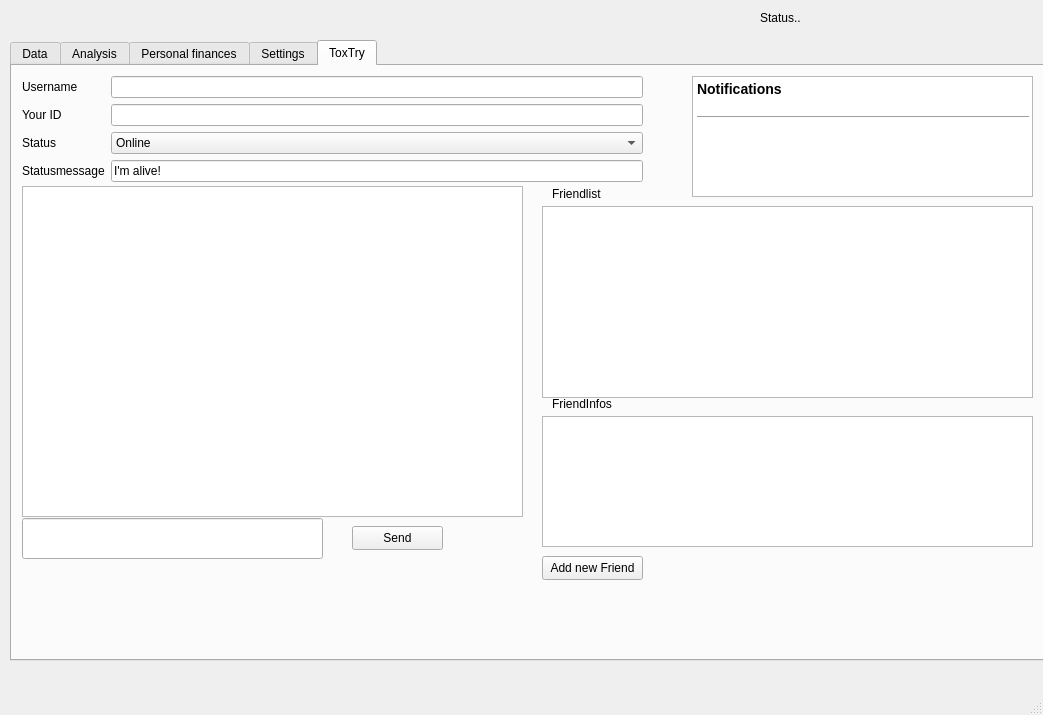
Old version of the form ui/gui.ui in the repository hersche/jobManagement.
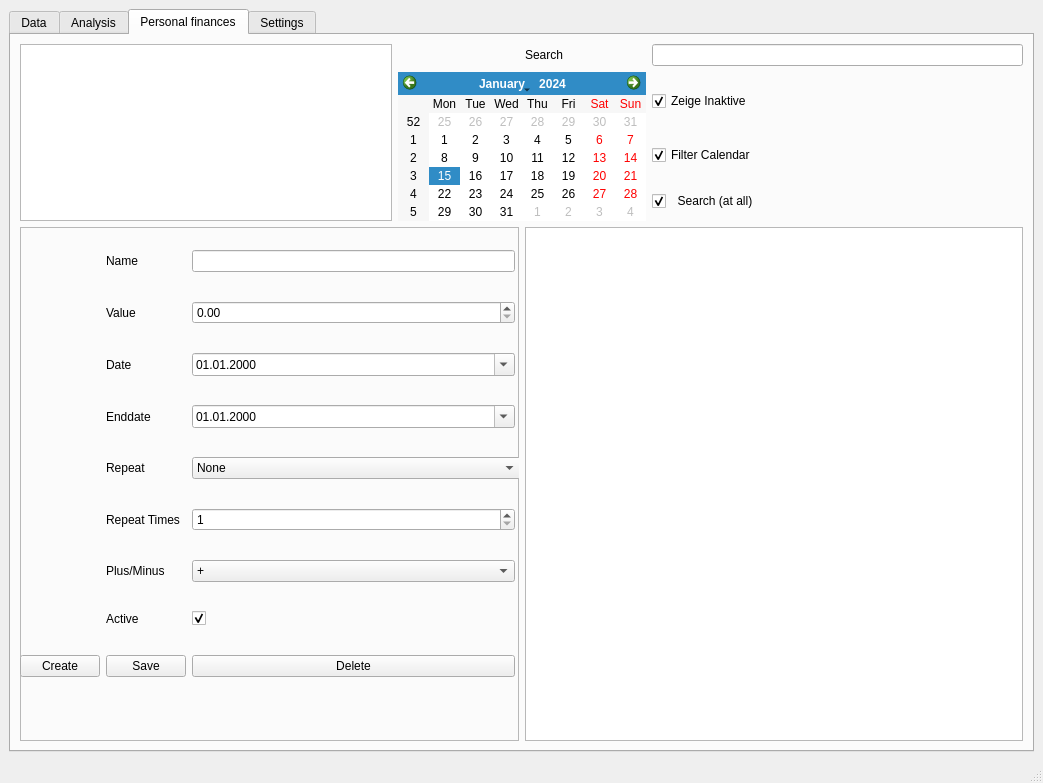
New version of the form. The open tabs and pages were chosen to show the change.

What changed in the file:
```diff
--- a/ui/gui.ui
+++ b/ui/gui.ui
@@ -7,7 +7,7 @@
     <x>0</x>
     <y>0</y>
     <width>1043</width>
-    <height>715</height>
+    <height>783</height>
    </rect>
   </property>
   <property name="sizePolicy">
@@ -26,15 +26,9 @@
      <verstretch>0</verstretch>
     </sizepolicy>
    </property>
+   <layout class="QGridLayout" name="gridLayout_5">
+    <item row="0" column="0">
    <widget class="QTabWidget" name="mainTab">
-    <property name="geometry">
-     <rect>
-      <x>10</x>
-      <y>40</y>
-      <width>1041</width>
-      <height>621</height>
-     </rect>
-    </property>
     <property name="sizePolicy">
      <sizepolicy hsizetype="Expanding" vsizetype="Expanding">
       <horstretch>0</horstretch>
@@ -45,7 +39,7 @@
      <string>&lt;html&gt;&lt;head/&gt;&lt;body&gt;&lt;p&gt;Personal finances&lt;/p&gt;&lt;/body&gt;&lt;/html&gt;</string>
     </property>
     <property name="currentIndex">
-     <number>4</number>
+       <number>2</number>
     </property>
     <widget class="QWidget" name="data">
      <property name="sizePolicy">
@@ -1032,17 +1026,11 @@
      <attribute name="title">
       <string>Analysis</string>
      </attribute>
+       <layout class="QHBoxLayout" name="horizontalLayout_3">
+        <item>
      <widget class="QTabWidget" name="viewTabs">
-      <property name="geometry">
-       <rect>
-        <x>0</x>
-        <y>0</y>
-        <width>1041</width>
-        <height>591</height>
-       </rect>
-      </property>
       <property name="currentIndex">
-       <number>1</number>
+           <number>0</number>
       </property>
       <widget class="QWidget" name="tab_4">
        <attribute name="title">
@@ -1269,28 +1257,8 @@
        <attribute name="title">
         <string>Detailview Company</string>
        </attribute>
-       <widget class="QTextEdit" name="companyViewText">
-        <property name="geometry">
-         <rect>
-          <x>420</x>
-          <y>0</y>
-          <width>551</width>
-          <height>511</height>
-         </rect>
-        </property>
-        <property name="readOnly">
-         <bool>true</bool>
-        </property>
-       </widget>
-       <widget class="QWidget" name="gridLayoutWidget">
-        <property name="geometry">
-         <rect>
-          <x>0</x>
-          <y>0</y>
-          <width>362</width>
-          <height>205</height>
-         </rect>
-        </property>
+           <layout class="QHBoxLayout" name="horizontalLayout_2">
+            <item>
         <layout class="QGridLayout" name="gridLayout">
          <item row="0" column="0">
           <widget class="QComboBox" name="companyViewSelect"/>
@@ -1306,22 +1274,94 @@
           </widget>
          </item>
         </layout>
-       </widget>
-      </widget>
-     </widget>
+            </item>
+            <item>
+             <widget class="QTextEdit" name="companyViewText">
+              <property name="readOnly">
+               <bool>true</bool>
+              </property>
+             </widget>
+            </item>
+           </layout>
+          </widget>
+         </widget>
+        </item>
+       </layout>
     </widget>
     <widget class="QWidget" name="tab_6">
      <attribute name="title">
       <string>Personal finances</string>
      </attribute>
+       <layout class="QGridLayout" name="gridLayout_8">
+        <item row="0" column="0">
+         <layout class="QGridLayout" name="gridLayout_3">
+          <item row="3" column="4">
+           <widget class="QCheckBox" name="pfSearchEnabled">
+            <property name="text">
+             <string>  Search (at all)</string>
+            </property>
+            <property name="checked">
+             <bool>true</bool>
+            </property>
+           </widget>
+          </item>
+          <item row="0" column="4">
+           <widget class="QLineEdit" name="pfSearch"/>
+          </item>
+          <item row="2" column="4">
+           <widget class="QCheckBox" name="pfCalendarEnabled">
+            <property name="text">
+             <string>Filter Calendar</string>
+            </property>
+            <property name="checked">
+             <bool>true</bool>
+            </property>
+           </widget>
+          </item>
+          <item row="1" column="4">
+           <widget class="QCheckBox" name="checkBox">
+            <property name="text">
+             <string>Zeige Inaktive</string>
+            </property>
+            <property name="checked">
+             <bool>true</bool>
+            </property>
+           </widget>
+          </item>
+          <item row="0" column="0" rowspan="4">
+           <widget class="QListWidget" name="pfList"/>
+          </item>
+          <item row="0" column="3">
+           <widget class="QLabel" name="label_39">
+            <property name="text">
+             <string>Search</string>
+            </property>
+           </widget>
+          </item>
+          <item row="1" column="2" rowspan="3" colspan="2">
+           <widget class="QCalendarWidget" name="pfCalendar">
+            <property name="sizePolicy">
+             <sizepolicy hsizetype="Fixed" vsizetype="Preferred">
+              <horstretch>0</horstretch>
+              <verstretch>0</verstretch>
+             </sizepolicy>
+            </property>
+           </widget>
+          </item>
+         </layout>
+        </item>
+        <item row="1" column="0">
+         <layout class="QGridLayout" name="gridLayout_7">
+          <item row="0" column="1">
+           <widget class="QTextEdit" name="pfSummary"/>
+          </item>
+          <item row="0" column="0">
      <widget class="QFrame" name="frame_3">
-      <property name="geometry">
-       <rect>
-        <x>0</x>
-        <y>260</y>
-        <width>471</width>
-        <height>291</height>
-       </rect>
+            <property name="sizePolicy">
+             <sizepolicy hsizetype="Expanding" vsizetype="Expanding">
+              <horstretch>0</horstretch>
+              <verstretch>0</verstretch>
+             </sizepolicy>
       </property>
       <property name="frameShape">
        <enum>QFrame::StyledPanel</enum>
@@ -1332,20 +1372,13 @@
       <widget class="QWidget" name="gridLayoutWidget_2">
        <property name="geometry">
         <rect>
-         <x>10</x>
-         <y>10</y>
-         <width>451</width>
-         <height>251</height>
+               <x>0</x>
+               <y>0</y>
+               <width>501</width>
+               <height>473</height>
         </rect>
        </property>
        <layout class="QGridLayout" name="gridLayout_2">
-        <item row="7" column="1">
-         <widget class="QLabel" name="label_36">
-          <property name="text">
-           <string>Active</string>
-          </property>
-         </widget>
-        </item>
         <item row="1" column="1">
          <widget class="QLabel" name="label_31">
           <property name="text">
@@ -1353,6 +1386,13 @@
           </property>
          </widget>
         </item>
+              <item row="7" column="1">
+               <widget class="QLabel" name="label_36">
+                <property name="text">
+                 <string>Active</string>
+                </property>
+               </widget>
+              </item>
         <item row="2" column="1">
          <widget class="QLabel" name="label_33">
           <property name="text">
@@ -1388,9 +1428,6 @@
           </property>
          </widget>
         </item>
-        <item row="0" column="0" rowspan="8">
-         <widget class="QListWidget" name="pfList"/>
-        </item>
         <item row="0" column="2">
          <widget class="QLineEdit" name="pfName"/>
         </item>
@@ -1507,101 +1544,17 @@
        </layout>
       </widget>
      </widget>
-     <widget class="QFrame" name="frame_5">
-      <property name="geometry">
-       <rect>
-        <x>480</x>
-        <y>280</y>
-        <width>551</width>
-        <height>301</height>
-       </rect>
-      </property>
-      <property name="frameShape">
-       <enum>QFrame::StyledPanel</enum>
-      </property>
-      <property name="frameShadow">
-       <enum>QFrame::Raised</enum>
-      </property>
-      <widget class="QTextEdit" name="pfSummary">
-       <property name="geometry">
-        <rect>
-         <x>10</x>
-         <y>10</y>
-         <width>531</width>
-         <height>281</height>
-        </rect>
-       </property>
-      </widget>
-     </widget>
-     <widget class="QWidget" name="gridLayoutWidget_3">
-      <property name="geometry">
-       <rect>
-        <x>50</x>
-        <y>10</y>
-        <width>691</width>
-        <height>231</height>
-       </rect>
-      </property>
-      <layout class="QGridLayout" name="gridLayout_3">
-       <item row="3" column="3">
-        <widget class="QCheckBox" name="pfSearchEnabled">
-         <property name="text">
-          <string>  Search (at all)</string>
-         </property>
-         <property name="checked">
-          <bool>true</bool>
-         </property>
-        </widget>
-       </item>
-       <item row="0" column="1">
-        <widget class="QLabel" name="label_39">
-         <property name="text">
-          <string>Search</string>
-         </property>
-        </widget>
-       </item>
-       <item row="0" column="3">
-        <widget class="QLineEdit" name="pfSearch"/>
-       </item>
-       <item row="0" column="0">
-        <widget class="QCalendarWidget" name="pfCalendar"/>
-       </item>
-       <item row="1" column="3">
-        <widget class="QCheckBox" name="checkBox">
-         <property name="text">
-          <string>Zeige Inaktive</string>
-         </property>
-         <property name="checked">
-          <bool>true</bool>
-         </property>
-        </widget>
-       </item>
-       <item row="2" column="3">
-        <widget class="QCheckBox" name="pfCalendarEnabled">
-         <property name="text">
-          <string>Filter Calendar</string>
-         </property>
-         <property name="checked">
-          <bool>true</bool>
-         </property>
-        </widget>
-       </item>
-      </layout>
-     </widget>
+          </item>
+         </layout>
+        </item>
+       </layout>
     </widget>
     <widget class="QWidget" name="settings">
      <attribute name="title">
       <string comment="en">Settings</string>
      </attribute>
-     <widget class="QWidget" name="formLayoutWidget_7">
-      <property name="geometry">
-       <rect>
-        <x>10</x>
-        <y>10</y>
-        <width>351</width>
-        <height>251</height>
-       </rect>
-      </property>
+       <layout class="QGridLayout" name="gridLayout_6">
+        <item row="0" column="0">
       <layout class="QFormLayout" name="formLayout_7">
        <property name="labelAlignment">
         <set>Qt::AlignLeading|Qt::AlignLeft|Qt::AlignVCenter</set>
@@ -1658,16 +1611,9 @@
         </widget>
        </item>
       </layout>
-     </widget>
+        </item>
+        <item row="0" column="1">
      <widget class="QTextEdit" name="textEdit">
-      <property name="geometry">
-       <rect>
-        <x>450</x>
-        <y>20</y>
-        <width>501</width>
-        <height>261</height>
-       </rect>
-      </property>
       <property name="undoRedoEnabled">
        <bool>false</bool>
       </property>
@@ -1687,235 +1633,12 @@
 &lt;p style=&quot;-qt-paragraph-type:empty; margin-top:12px; margin-bottom:12px; margin-left:0px; margin-right:0px; -qt-block-indent:0; text-indent:0px; font-family:'Sans Serif';&quot;&gt;&lt;br /&gt;&lt;/p&gt;&lt;/body&gt;&lt;/html&gt;</string>
       </property>
      </widget>
-    </widget>
-    <widget class="QWidget" name="tab_9">
-     <attribute name="title">
-      <string>ToxTry</string>
-     </attribute>
-     <widget class="QTextEdit" name="toxTryChat">
-      <property name="geometry">
-       <rect>
-        <x>10</x>
-        <y>120</y>
-        <width>501</width>
-        <height>331</height>
-       </rect>
-      </property>
-      <property name="readOnly">
-       <bool>true</bool>
-      </property>
-     </widget>
-     <widget class="QLineEdit" name="toxTrySendText">
-      <property name="geometry">
-       <rect>
-        <x>10</x>
-        <y>452</y>
-        <width>301</width>
-        <height>41</height>
-       </rect>
-      </property>
-     </widget>
-     <widget class="QPushButton" name="toxTrySendButton">
-      <property name="geometry">
-       <rect>
-        <x>340</x>
-        <y>460</y>
-        <width>91</width>
-        <height>24</height>
-       </rect>
-      </property>
-      <property name="text">
-       <string>Send</string>
-      </property>
-     </widget>
-     <widget class="QListWidget" name="toxTryFriends">
-      <property name="geometry">
-       <rect>
-        <x>530</x>
-        <y>140</y>
-        <width>491</width>
-        <height>192</height>
-       </rect>
-      </property>
-     </widget>
-     <widget class="QWidget" name="gridLayoutWidget_5">
-      <property name="geometry">
-       <rect>
-        <x>10</x>
-        <y>10</y>
-        <width>621</width>
-        <height>107</height>
-       </rect>
-      </property>
-      <layout class="QGridLayout" name="gridLayout_5">
-       <item row="3" column="0">
-        <widget class="QLabel" name="label_25">
-         <property name="text">
-          <string>Your ID</string>
-         </property>
-        </widget>
-       </item>
-       <item row="0" column="0">
-        <widget class="QLabel" name="label_42">
-         <property name="text">
-          <string>Username</string>
-         </property>
-        </widget>
-       </item>
-       <item row="4" column="0">
-        <widget class="QLabel" name="label_43">
-         <property name="text">
-          <string>Status</string>
-         </property>
-        </widget>
-       </item>
-       <item row="3" column="2">
-        <widget class="QLineEdit" name="toxTryId"/>
-       </item>
-       <item row="0" column="2">
-        <widget class="QLineEdit" name="toxTryUsername"/>
-       </item>
-       <item row="4" column="2">
-        <widget class="QComboBox" name="toxTryStatus">
-         <item>
-          <property name="text">
-           <string>Online</string>
-          </property>
-         </item>
-         <item>
-          <property name="text">
-           <string>Away</string>
-          </property>
-         </item>
-         <item>
-          <property name="text">
-           <string>Busy</string>
-          </property>
-         </item>
-         <item>
-          <property name="text">
-           <string>Offline</string>
-          </property>
-         </item>
-        </widget>
-       </item>
-       <item row="5" column="0">
-        <widget class="QLabel" name="label_46">
-         <property name="text">
-          <string>Statusmessage</string>
-         </property>
-        </widget>
-       </item>
-       <item row="5" column="2">
-        <widget class="QLineEdit" name="toxTryStatusMessage">
-         <property name="text">
-          <string>I'm alive!</string>
-         </property>
-        </widget>
-       </item>
-      </layout>
-     </widget>
-     <widget class="QLabel" name="label_44">
-      <property name="geometry">
-       <rect>
-        <x>540</x>
-        <y>120</y>
-        <width>101</width>
-        <height>16</height>
-       </rect>
-      </property>
-      <property name="text">
-       <string>Friendlist</string>
-      </property>
-     </widget>
-     <widget class="QLabel" name="label_45">
-      <property name="geometry">
-       <rect>
-        <x>540</x>
-        <y>330</y>
-        <width>111</width>
-        <height>16</height>
-       </rect>
-      </property>
-      <property name="text">
-       <string>FriendInfos</string>
-      </property>
-     </widget>
-     <widget class="QTextEdit" name="toxTryFriendInfos">
-      <property name="geometry">
-       <rect>
-        <x>530</x>
-        <y>350</y>
-        <width>491</width>
-        <height>131</height>
-       </rect>
-      </property>
-     </widget>
-     <widget class="QTextEdit" name="toxTryNotifications">
-      <property name="geometry">
-       <rect>
-        <x>680</x>
-        <y>10</y>
-        <width>341</width>
-        <height>121</height>
-       </rect>
-      </property>
-      <property name="documentTitle">
-       <string notr="true"/>
-      </property>
-      <property name="undoRedoEnabled">
-       <bool>false</bool>
-      </property>
-      <property name="readOnly">
-       <bool>true</bool>
-      </property>
-      <property name="html">
-       <string>&lt;!DOCTYPE HTML PUBLIC &quot;-//W3C//DTD HTML 4.0//EN&quot; &quot;http://www.w3.org/TR/REC-html40/strict.dtd&quot;&gt;
-&lt;html&gt;&lt;head&gt;&lt;meta name=&quot;qrichtext&quot; content=&quot;1&quot; /&gt;&lt;style type=&quot;text/css&quot;&gt;
-p, li { white-space: pre-wrap; }
-&lt;/style&gt;&lt;/head&gt;&lt;body style=&quot; font-family:'Ubuntu'; font-size:9pt; font-weight:400; font-style:normal;&quot;&gt;
-&lt;p style=&quot; margin-top:14px; margin-bottom:12px; margin-left:0px; margin-right:0px; -qt-block-indent:0; text-indent:0px;&quot;&gt;&lt;span style=&quot; font-size:large; font-weight:600;&quot;&gt;Notifications&lt;/span&gt;&lt;/p&gt;
-&lt;hr /&gt;
-&lt;p style=&quot;-qt-paragraph-type:empty; margin-top:0px; margin-bottom:0px; margin-left:0px; margin-right:0px; -qt-block-indent:0; text-indent:0px;&quot;&gt;&lt;br /&gt;&lt;/p&gt;&lt;/body&gt;&lt;/html&gt;</string>
-      </property>
-     </widget>
-     <widget class="QPushButton" name="toxTryNewFriendRequest">
-      <property name="geometry">
-       <rect>
-        <x>530</x>
-        <y>490</y>
-        <width>101</width>
-        <height>24</height>
-       </rect>
-      </property>
-      <property name="text">
-       <string>Add new Friend</string>
-      </property>
-     </widget>
-    </widget>
-   </widget>
-   <widget class="QLabel" name="status">
-    <property name="geometry">
-     <rect>
-      <x>760</x>
-      <y>10</y>
-      <width>271</width>
-      <height>16</height>
-     </rect>
-    </property>
-    <property name="sizePolicy">
-     <sizepolicy hsizetype="Expanding" vsizetype="Expanding">
-      <horstretch>0</horstretch>
-      <verstretch>0</verstretch>
-     </sizepolicy>
-    </property>
-    <property name="text">
-     <string>Status..</string>
-    </property>
-    <property name="textFormat">
-     <enum>Qt::PlainText</enum>
-    </property>
-   </widget>
+        </item>
+       </layout>
+      </widget>
+     </widget>
+    </item>
+   </layout>
   </widget>
   <widget class="QMenuBar" name="menubar">
    <property name="geometry">
@@ -1927,7 +1650,7 @@
     </rect>
    </property>
   </widget>
-  <widget class="QStatusBar" name="statusbar"/>
+  <widget class="QStatusBar" name="status"/>
  </widget>
  <resources/>
  <connections/>
```
Lines whose indentation alone changed are shown as unchanged.
